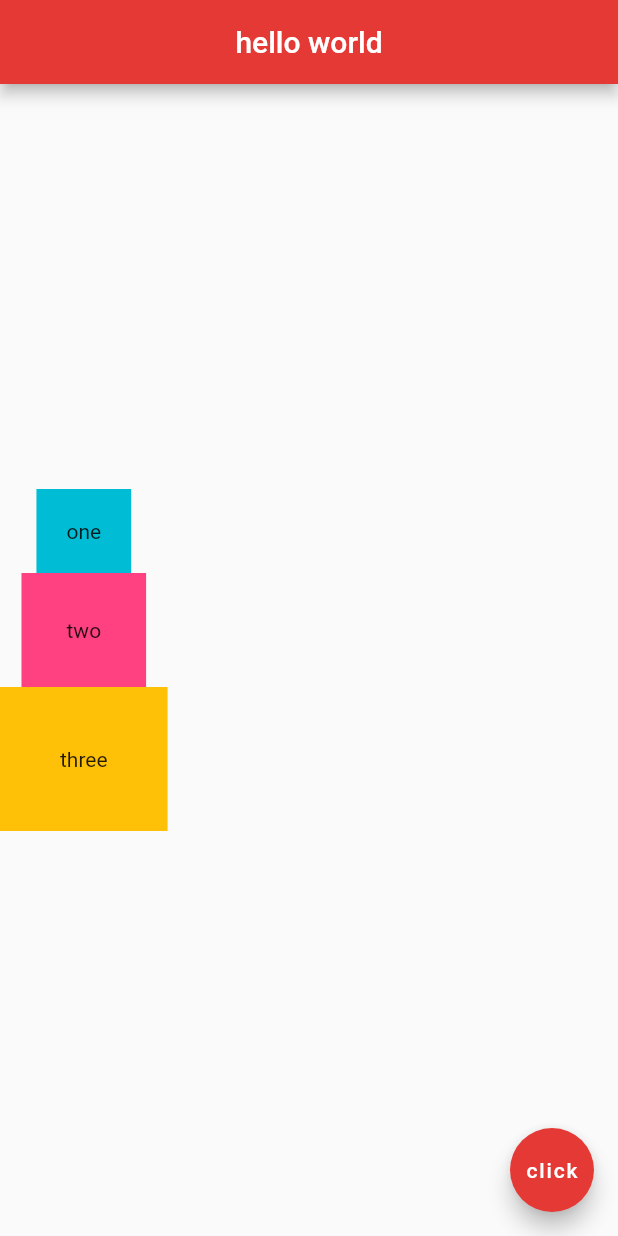
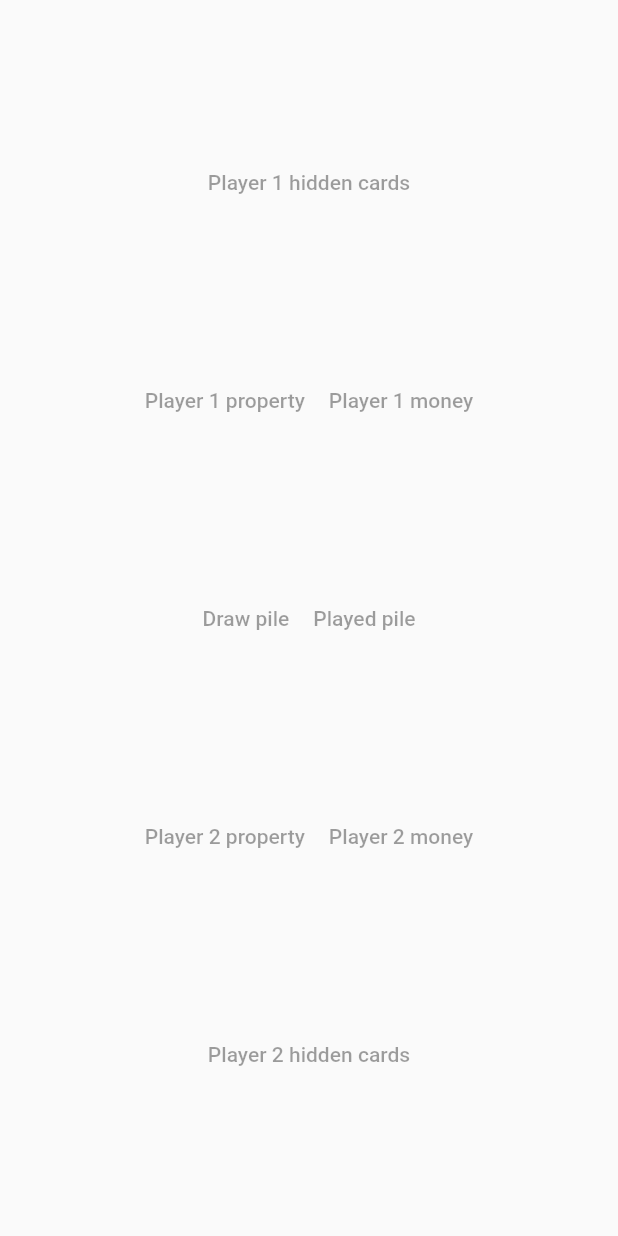
Before and after one commit to jocelynto/deal, a Flutter app: the screen it shows after launch, on a phone screen of 412 x 824 dp. Run offline on Flutter 3.47's test engine with Material 2 defaults, Android fonts, the phone set to English and light mode, and no system bars.

Commit message:
First draft for general layout

```diff
--- a/lib/main.dart
+++ b/lib/main.dart
@@ -11,36 +11,65 @@ class Home extends StatelessWidget {
   @override
   Widget build(BuildContext context) {
     return Scaffold(
-      appBar: AppBar(
-        title: Text('hello world'),
-        centerTitle: true,
-        backgroundColor: Colors.red[600],
-      ),
-      body: Column(
-        mainAxisAlignment: MainAxisAlignment.center,
+      body: Center(
+        child: Column(
+          mainAxisAlignment: MainAxisAlignment.spaceEvenly,
           crossAxisAlignment: CrossAxisAlignment.center,
           children: [
-          Container(
-            padding: EdgeInsets.all(20.0),
-            color: Colors.cyan,
-            child: Text('one'),
+            Center(
+              child: TextButton(
+                onPressed: null, child: const Text('Player 1 hidden cards'),
               ),
-          Container(
-            padding: EdgeInsets.all(30.0),
-            color: Colors.pinkAccent,
-            child: Text('two'),
             ),
-          Container(
-            padding: EdgeInsets.all(40.0),
-            color: Colors.amber,
-            child: Text('three'),
+            Row(
+              mainAxisAlignment: MainAxisAlignment.center,
+              children: [
+                Center(
+                  child: TextButton(
+                    onPressed: null, child: Text('Player 1 property'),
+                  ),
+                ),Center(
+                  child: TextButton(
+                    onPressed: null, child: Text('Player 1 money'),
+                  ),
                 ),
               ],
             ),
-      floatingActionButton: FloatingActionButton(
-        onPressed: () {  },
-        child: Text('click'),
-        backgroundColor: Colors.red[600],
+            Row(
+              mainAxisAlignment: MainAxisAlignment.center,
+              children: [
+                Center(
+                  child: TextButton(
+                    onPressed: null, child: Text('Draw pile'),
+                  ),
+                ),Center(
+                  child: TextButton(
+                    onPressed: null, child: Text('Played pile'),
+                  ),
+                ),
+              ],
+            ),
+            Row(
+              mainAxisAlignment: MainAxisAlignment.center,
+              children: [
+                Center(
+                  child: TextButton(
+                    onPressed: null, child: Text('Player 2 property'),
+                  ),
+                ),Center(
+                  child: TextButton(
+                    onPressed: null, child: Text('Player 2 money'),
+                  ),
+                ),
+              ],
+            ),
+            Center(
+              child: TextButton(
+                onPressed: null, child: Text('Player 2 hidden cards'),
+              ),
+            ),
+          ],
+        ),
       ),
     );
   }
--- a/pubspec.yaml
+++ b/pubspec.yaml
@@ -60,8 +60,8 @@ flutter:
   uses-material-design: true
 
   # To add assets to your application, add an assets section, like this:
-  assets:
-    - cards/
+#  assets:
+#    - cards/
 
   # An image asset can refer to one or more resolution-specific "variants", see
   # https://flutter.dev/assets-and-images/#resolution-aware
```
Also changed, not shown: pubspec.lock. Lines whose indentation alone changed are shown as unchanged.
